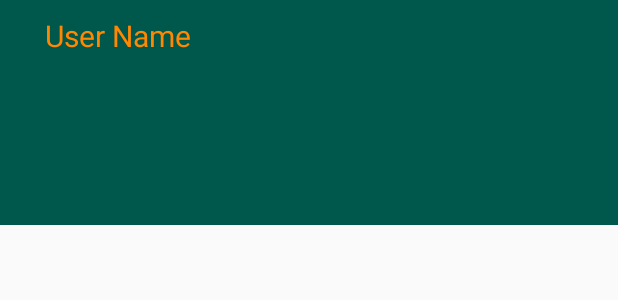
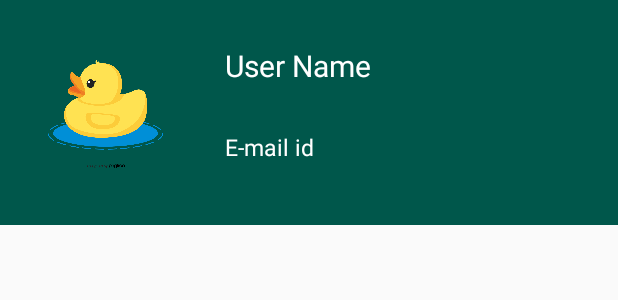
Before and after one commit to amansingh-52/HIT-Daily, an Android app: the layout drawer_header.xml on its own in the app's theme, with its tools: preview values and no code run, on a phone screen of 412 x 824 dp. Shown: the top 300 px of the screen. Run offline under Robolectric (Android 15) with nearby library versions, the light colour scheme and no system bars.

Commit message:
Updated drawer header

```diff
--- a/app/src/main/java/com/example/hitdaily/MainActivity.java
+++ b/app/src/main/java/com/example/hitdaily/MainActivity.java
@@ -127,7 +127,7 @@ public class MainActivity extends AppCompatActivity implements NavigationView.On
     }
 
     public void toGitHub(View view){
-        Intent intent = new Intent(Intent.ACTION_VIEW, Uri.parse("http://github.com/amansingh-52/"));
+        Intent intent = new Intent(Intent.ACTION_VIEW, Uri.parse("http://github.com/amansingh-52/HIT-Daily"));
         startActivity(intent);
     }
     public void help(MenuItem menuItem){
--- a/app/src/main/res/layout/drawer_header.xml
+++ b/app/src/main/res/layout/drawer_header.xml
@@ -11,12 +11,35 @@
         android:id="@+id/userNameTextView"
         android:layout_width="0dp"
         android:layout_height="wrap_content"
-        android:layout_marginStart="30dp"
-        android:layout_marginTop="10dp"
+        android:layout_marginStart="150dp"
+        android:layout_marginTop="30dp"
         android:text="User Name"
-        android:textColor="@android:color/holo_orange_dark"
+        android:textColor="@color/design_default_color_surface"
         android:textSize="20sp"
         app:layout_constraintEnd_toEndOf="parent"
+        app:layout_constraintHorizontal_bias="1.0"
         app:layout_constraintStart_toStartOf="parent"
         app:layout_constraintTop_toTopOf="parent" />
+
+    <ImageView
+        android:id="@+id/imageView4"
+        android:layout_width="130dp"
+        android:layout_height="90dp"
+        android:layout_marginStart="5dp"
+        android:layout_marginTop="25dp"
+        app:layout_constraintStart_toStartOf="parent"
+        app:layout_constraintTop_toTopOf="parent"
+        app:srcCompat="@drawable/duck" />
+
+    <TextView
+        android:id="@+id/textView6"
+        android:layout_width="wrap_content"
+        android:layout_height="wrap_content"
+        android:layout_marginStart="150dp"
+        android:layout_marginTop="30dp"
+        android:text="E-mail id"
+        android:textColor="@color/design_default_color_surface"
+        android:textSize="15sp"
+        app:layout_constraintStart_toStartOf="parent"
+        app:layout_constraintTop_toBottomOf="@+id/userNameTextView" />
 </androidx.constraintlayout.widget.ConstraintLayout>
--- a/app/src/main/res/menu/menu.xml
+++ b/app/src/main/res/menu/menu.xml
@@ -69,10 +69,6 @@
             android:title="Help"
             android:onClick="help"
             />
-        <item
-            android:id="@+id/other2"
-            android:icon="@drawable/ic_email_black_24dp"
-            android:title="Contact" />
     </menu>
 </item>
 </menu>
```
Also changed, not shown: app/src/main/res/layout/content_help.xml (+21 -1 lines), app/src/main/res/drawable/duck.png (added), app/src/main/res/drawable/githublogo.png (added), 1 other file.
